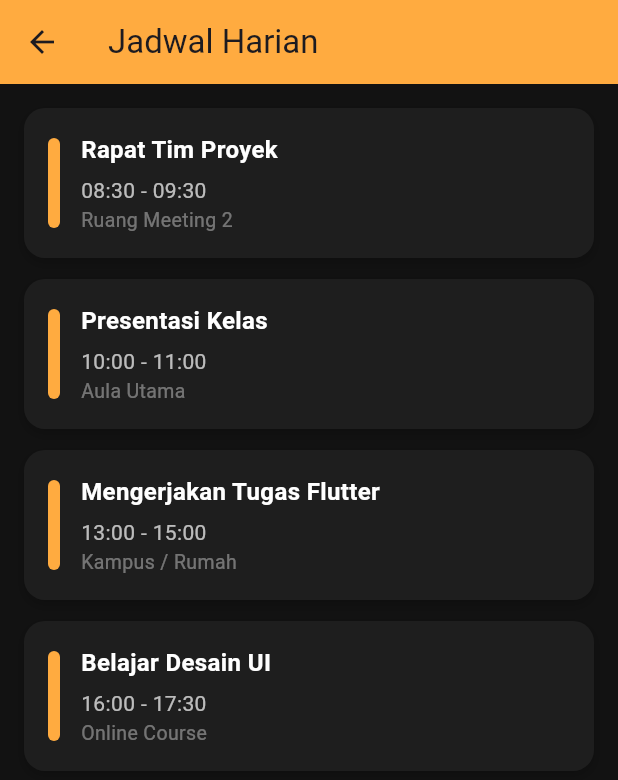
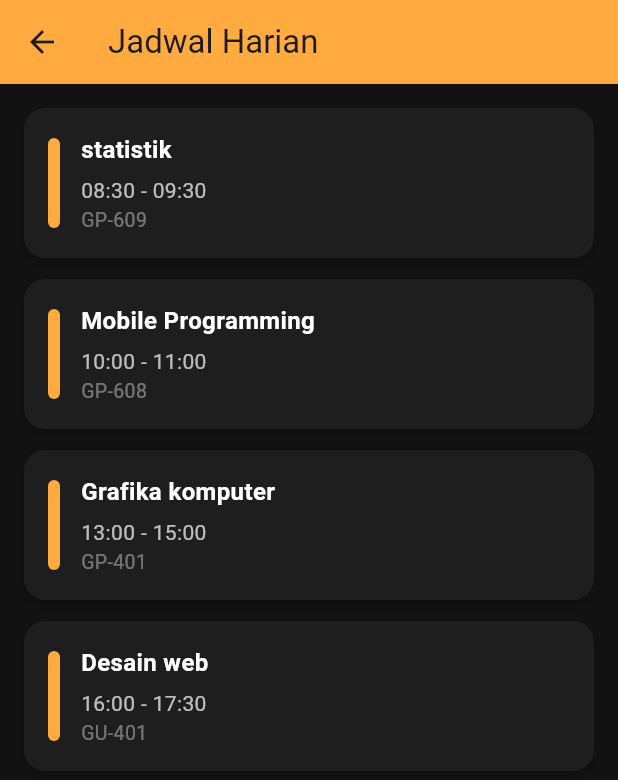
Before and after one commit to Ntbanget/uts-mobile, a Flutter app: the JadwalPage screen opened directly, on a phone screen of 412 x 824 dp. Shown: the top 780 px of the screen. Run offline on Flutter 3.47's test engine with Material 3 defaults, Android fonts, the phone set to English and light mode, and no system bars.

Commit message:
Update tampilan

```diff
--- a/lib/dashboard_page.dart
+++ b/lib/dashboard_page.dart
@@ -1,7 +1,6 @@
 import 'package:flutter/material.dart';
 import 'login_page.dart';
 
-// halaman dummy
 import 'jadwal_page.dart';
 import 'catatan_page.dart';
 import 'statistik_page.dart';
@@ -26,7 +25,6 @@ class _DashboardPageState extends State<DashboardPage> {
 
   @override
   Widget build(BuildContext context) {
-    // daftar halaman (tab) yang disesuaikan agar profil menerima username + fungsi kembali
     final List<Widget> pages = [
       const _HomeContent(),
       const JadwalPage(),
@@ -36,7 +34,7 @@ class _DashboardPageState extends State<DashboardPage> {
         username: widget.username,
         onBackToDashboard: () {
           setState(() {
-            _selectedIndex = 0; // 🔹 kembali ke tab Beranda
+            _selectedIndex = 0;
           });
         },
       ),
@@ -68,10 +66,8 @@ class _DashboardPageState extends State<DashboardPage> {
         ],
       ),
 
-      // isi halaman berganti sesuai tab bawah
       body: pages[_selectedIndex],
 
-      // bottom navigation bar
       bottomNavigationBar: BottomNavigationBar(
         backgroundColor: const Color(0xFF1E1E1E),
         type: BottomNavigationBarType.fixed,
@@ -97,7 +93,7 @@ class _DashboardPageState extends State<DashboardPage> {
   }
 }
 
-// ========== HALAMAN UTAMA (HOME) ==========
+// HALAMAN UTAMA (HOME)
 class _HomeContent extends StatelessWidget {
   const _HomeContent();
 
@@ -121,9 +117,13 @@ class _HomeContent extends StatelessWidget {
             scrollDirection: Axis.horizontal,
             child: Row(
               children: [
-                _buildCard('Meeting Tim', Colors.purple, '10:00 AM'),
-                _buildCard('Presentasi Proyek', Colors.orange, '13:30 PM'),
-                _buildCard('Review Tugas', Colors.blueAccent, '16:00 PM'),
+                _buildCard('Aljabar GP-609', Colors.purple, '10:00 AM'),
+                _buildCard('Startup Bisnis GP-607', Colors.orange, '13:30 PM'),
+                _buildCard(
+                  'Sistem Basis Data GP-609',
+                  Colors.blueAccent,
+                  '16:00 PM',
+                ),
               ],
             ),
           ),
--- a/lib/jadwal_page.dart
+++ b/lib/jadwal_page.dart
@@ -6,26 +6,18 @@ class JadwalPage extends StatelessWidget {
   @override
   Widget build(BuildContext context) {
     final List<Map<String, String>> jadwalList = [
+      {'judul': 'statistik', 'waktu': '08:30 - 09:30', 'tempat': 'GP-609'},
       {
-        'judul': 'Rapat Tim Proyek',
-        'waktu': '08:30 - 09:30',
-        'tempat': 'Ruang Meeting 2',
+        'judul': 'Mobile Programming',
+        'waktu': '10:00 - 11:00',
+        'tempat': 'GP-608',
       },
       {
-        'judul': 'Presentasi Kelas',
-        'waktu': '10:00 - 11:00',
-        'tempat': 'Aula Utama',
+        'judul': 'Grafika komputer',
+        'waktu': '13:00 - 15:00',
+        'tempat': 'GP-401',
       },
-      {
-        'judul': 'Mengerjakan Tugas Flutter',
-        'waktu': '13:00 - 15:00',
-        'tempat': 'Kampus / Rumah',
-      },
-      {
-        'judul': 'Belajar Desain UI',
-        'waktu': '16:00 - 17:30',
-        'tempat': 'Online Course',
-      },
+      {'judul': 'Desain web', 'waktu': '16:00 - 17:30', 'tempat': 'GU-401'},
     ];
 
     return Scaffold(
--- a/lib/login_page.dart
+++ b/lib/login_page.dart
@@ -1,5 +1,5 @@
 import 'package:flutter/material.dart';
-import 'dashboard_page.dart'; // pastikan ini sudah ada
+import 'dashboard_page.dart';
 
 class LoginPage extends StatefulWidget {
   const LoginPage({super.key});
@@ -13,7 +13,6 @@ class _LoginPageState extends State<LoginPage> {
   final TextEditingController passwordController = TextEditingController();
 
   void _login() {
-    // tidak perlu validasi, langsung masuk ke dashboard
     String username = usernameController.text.isEmpty
         ? "User"
         : usernameController.text;
@@ -42,7 +41,6 @@ class _LoginPageState extends State<LoginPage> {
               ),
               const SizedBox(height: 20),
 
-              // Judul aplikasi
               const Text(
                 "Sistem Akademik Mahasiswa",
                 style: TextStyle(
@@ -116,7 +114,6 @@ class _LoginPageState extends State<LoginPage> {
               ),
               const SizedBox(height: 20),
 
-              // Deskripsi aplikasi
               const Text(
                 "Aplikasi ini digunakan untuk memantau aktivitas akademik, "
                 "menampilkan jadwal, catatan, dan data mahasiswa secara real-time.",
--- a/lib/profile_page.dart
+++ b/lib/profile_page.dart
@@ -72,7 +72,7 @@ class ProfilePage extends StatelessWidget {
                     Divider(color: Colors.white24),
                     _ProfileItem(
                       'Alamat',
-                      'Jalan Kamboja RT 02 RW 05, Pemalang',
+                      'Jalan Dokter Cipto No.24, Karangtempel, Kec. Semarang Tim., Kota Semarang,',
                     ),
                   ],
                 ),
@@ -91,7 +91,7 @@ class ProfilePage extends StatelessWidget {
                   borderRadius: BorderRadius.circular(10),
                 ),
               ),
-              onPressed: onBackToDashboard, // 🔹 panggil callback
+              onPressed: onBackToDashboard,
               icon: const Icon(Icons.arrow_back),
               label: const Text(
                 'Kembali ke Dashboard',
```
